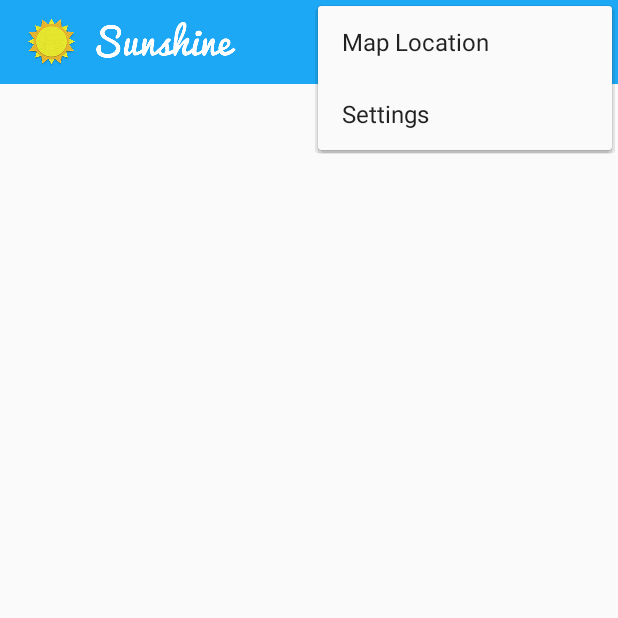
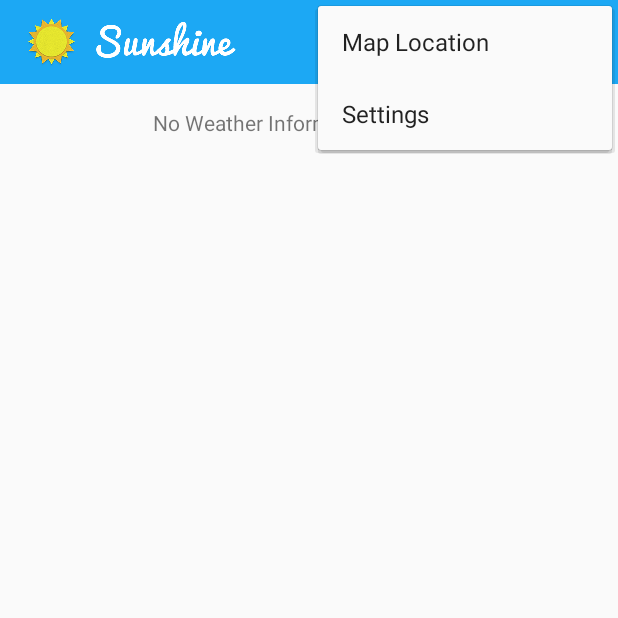
Before and after one commit to udacity/Sunshine-Version-2, an Android app: the screen it shows after launch (MainActivity), with the options menu open, on a phone screen of 412 x 824 dp, the top half of it. Run offline under Robolectric (Android 15) with nearby library versions, the phone set to English and light mode, and no system bars; 1 statement that could not run was skipped.

Commit message:
added emptyview for forecasts

```diff
--- a/app/src/main/java/com/example/android/sunshine/app/ForecastFragment.java
+++ b/app/src/main/java/com/example/android/sunshine/app/ForecastFragment.java
@@ -32,6 +32,7 @@ import android.view.View;
 import android.view.ViewGroup;
 import android.widget.AdapterView;
 import android.widget.ListView;
+import android.widget.TextView;
 
 import com.example.android.sunshine.app.data.WeatherContract;
 import com.example.android.sunshine.app.sync.SunshineSyncAdapter;
@@ -44,6 +45,7 @@ public class ForecastFragment extends Fragment implements LoaderManager.LoaderCa
     private ForecastAdapter mForecastAdapter;
 
     private ListView mListView;
+    private TextView emptyWeatherView;
     private int mPosition = ListView.INVALID_POSITION;
     private boolean mUseTodayLayout;
 
@@ -139,7 +141,11 @@ public class ForecastFragment extends Fragment implements LoaderManager.LoaderCa
 
         // Get a reference to the ListView, and attach this adapter to it.
         mListView = (ListView) rootView.findViewById(R.id.listview_forecast);
+        emptyWeatherView=(TextView)rootView.findViewById(R.id.textview_empty_forecast);
+        mListView.setEmptyView(emptyWeatherView);
         mListView.setAdapter(mForecastAdapter);
+
+
         // We'll call our MainActivity
         mListView.setOnItemClickListener(new AdapterView.OnItemClickListener() {
 
--- a/app/src/main/res/layout/fragment_main.xml
+++ b/app/src/main/res/layout/fragment_main.xml
@@ -9,4 +9,11 @@
         android:layout_width="match_parent"
         android:layout_height="match_parent"
         android:divider="@null" />
+    <TextView
+        android:id="@+id/textview_empty_forecast"
+        android:layout_width="match_parent"
+        android:layout_height="match_parent"
+        android:padding="16dp"
+        android:gravity="center_horizontal"
+        android:text="@string/empty_weather"/>
 </FrameLayout>
--- a/app/src/main/res/values/strings.xml
+++ b/app/src/main/res/values/strings.xml
@@ -94,4 +94,7 @@
     <!-- Strings related to Notification preference -->
     <string name="pref_last_notification">last_notification</string>
 
+    <!-- SyncAdapter related -->
+    <string name="empty_weather">No Weather Information Available</string>
+
 </resources>
```
